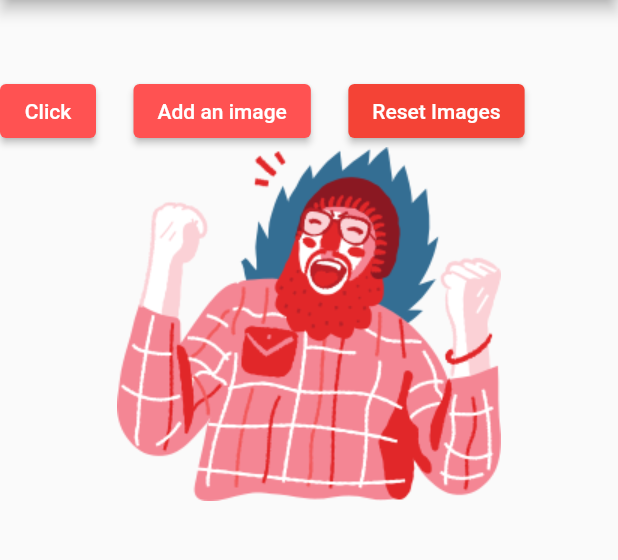
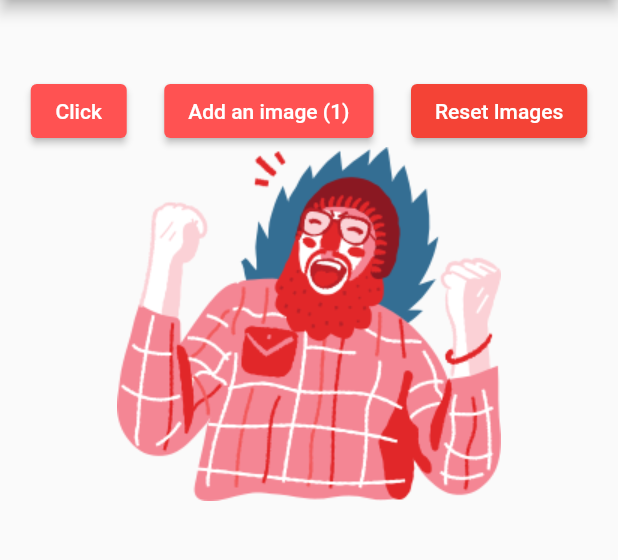
Before and after one commit to simonjv01/flutter_app_welcome, a Flutter app: the screen it shows after launch, on a phone screen of 412 x 824 dp, the part 84-644 px from its top. Run offline on Flutter 3.47's test engine with Material 2 defaults, Android fonts, the phone set to English and light mode, and no system bars.

Commit message:
added count of images on screen in title of Add an image button

```diff
--- a/lib/main.dart
+++ b/lib/main.dart
@@ -54,6 +54,7 @@ class _WelcomePageState extends State<WelcomePage> {
                 height: 50.0,
               ),
               Row(
+                mainAxisAlignment: MainAxisAlignment.center,
                 children: [
                   ElevatedButton(
                     style: ElevatedButton.styleFrom(
@@ -78,10 +79,10 @@ class _WelcomePageState extends State<WelcomePage> {
                     ),
                     onPressed: () {
                       setState(() {
-                        numberOfImage = numberOfImage + 1;
+                        numberOfImage++;
                       });
                     },
-                    child: const Text('Add an image'),
+                    child: Text('Add an image ($numberOfImage)'),
                   ),
                   const SizedBox(
                     width: 25.0,
```
